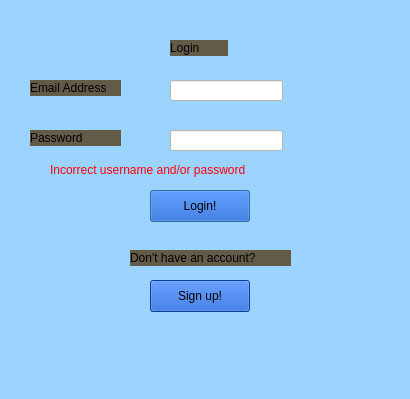
The window that login.ui (ban2224/capstone_motor) describes before a commit, drawn with Qt 5.
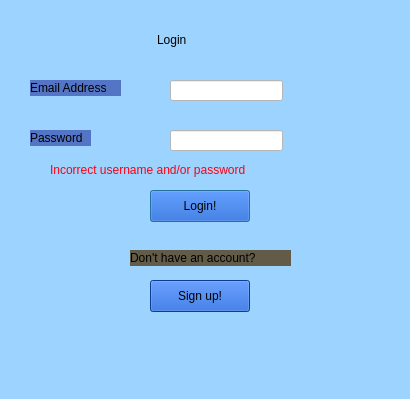
The same window after the commit.

Diff of the .ui file:
```diff
--- a/login.ui
+++ b/login.ui
@@ -19,14 +19,14 @@
   <widget class="QLabel" name="label">
    <property name="geometry">
     <rect>
-     <x>170</x>
-     <y>40</y>
-     <width>58</width>
-     <height>16</height>
+     <x>157</x>
+     <y>19</y>
+     <width>111</width>
+     <height>41</height>
     </rect>
    </property>
    <property name="styleSheet">
-    <string notr="true">background:rgb(98, 91, 72)</string>
+    <string notr="true">font: 700 italic 26pt &quot;Georgia&quot;;</string>
    </property>
    <property name="text">
     <string>Login</string>
@@ -37,12 +37,12 @@
     <rect>
      <x>30</x>
      <y>130</y>
-     <width>91</width>
+     <width>61</width>
      <height>16</height>
     </rect>
    </property>
    <property name="styleSheet">
-    <string notr="true">background:rgb(98, 91, 72)</string>
+    <string notr="true">background:rgb(84, 116, 197)</string>
    </property>
    <property name="text">
     <string>Password</string>
@@ -58,7 +58,7 @@
     </rect>
    </property>
    <property name="styleSheet">
-    <string notr="true">background:rgb(98, 91, 72)</string>
+    <string notr="true">background:rgb(84, 116, 197)</string>
    </property>
    <property name="text">
     <string>Email Address</string>
```
